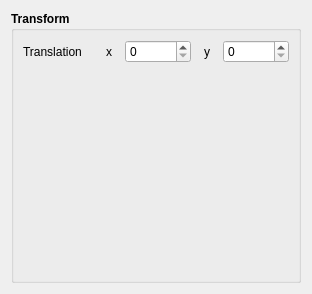
The window that DockTest/transformwidget.ui (0000duck/Qt-Engine) describes before a commit, drawn with Qt 5.
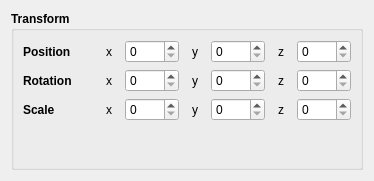
The same window after the commit.

The edit to the form file:
```diff
--- a/DockTest/transformwidget.ui
+++ b/DockTest/transformwidget.ui
@@ -6,8 +6,8 @@
    <rect>
     <x>0</x>
     <y>0</y>
-    <width>312</width>
-    <height>294</height>
+    <width>353</width>
+    <height>181</height>
    </rect>
   </property>
   <property name="windowTitle">
@@ -25,8 +25,6 @@
      <property name="title">
       <string>Transform</string>
      </property>
-     <layout class="QVBoxLayout" name="verticalLayout_3">
-      <item>
        <layout class="QVBoxLayout" name="verticalLayout">
         <item>
          <layout class="QHBoxLayout" name="horizontalLayout">
@@ -46,12 +44,12 @@
             </property>
             <property name="font">
              <font>
-              <weight>50</weight>
-              <bold>false</bold>
+            <weight>75</weight>
+            <bold>true</bold>
              </font>
             </property>
             <property name="text">
-             <string>Translation</string>
+           <string>Position</string>
             </property>
            </widget>
           </item>
@@ -137,7 +135,350 @@
             </property>
            </widget>
           </item>
-         </layout>
+        <item>
+         <widget class="QLabel" name="label_5">
+          <property name="sizePolicy">
+           <sizepolicy hsizetype="Fixed" vsizetype="Preferred">
+            <horstretch>0</horstretch>
+            <verstretch>0</verstretch>
+           </sizepolicy>
+          </property>
+          <property name="minimumSize">
+           <size>
+            <width>20</width>
+            <height>0</height>
+           </size>
+          </property>
+          <property name="font">
+           <font>
+            <weight>50</weight>
+            <bold>false</bold>
+           </font>
+          </property>
+          <property name="text">
+           <string>z</string>
+          </property>
+          <property name="alignment">
+           <set>Qt::AlignCenter</set>
+          </property>
+         </widget>
+        </item>
+        <item>
+         <widget class="QSpinBox" name="TranslationY_2">
+          <property name="font">
+           <font>
+            <weight>50</weight>
+            <bold>false</bold>
+           </font>
+          </property>
+          <property name="maximum">
+           <number>9999</number>
+          </property>
+         </widget>
+        </item>
+       </layout>
+      </item>
+      <item>
+       <layout class="QHBoxLayout" name="horizontalLayout_2">
+        <item>
+         <widget class="QLabel" name="label_6">
+          <property name="sizePolicy">
+           <sizepolicy hsizetype="Fixed" vsizetype="Preferred">
+            <horstretch>0</horstretch>
+            <verstretch>0</verstretch>
+           </sizepolicy>
+          </property>
+          <property name="minimumSize">
+           <size>
+            <width>70</width>
+            <height>0</height>
+           </size>
+          </property>
+          <property name="font">
+           <font>
+            <weight>75</weight>
+            <bold>true</bold>
+           </font>
+          </property>
+          <property name="text">
+           <string>Rotation</string>
+          </property>
+         </widget>
+        </item>
+        <item>
+         <widget class="QLabel" name="label_7">
+          <property name="sizePolicy">
+           <sizepolicy hsizetype="Fixed" vsizetype="Preferred">
+            <horstretch>0</horstretch>
+            <verstretch>0</verstretch>
+           </sizepolicy>
+          </property>
+          <property name="minimumSize">
+           <size>
+            <width>20</width>
+            <height>0</height>
+           </size>
+          </property>
+          <property name="font">
+           <font>
+            <weight>50</weight>
+            <bold>false</bold>
+           </font>
+          </property>
+          <property name="text">
+           <string>x</string>
+          </property>
+          <property name="alignment">
+           <set>Qt::AlignCenter</set>
+          </property>
+         </widget>
+        </item>
+        <item>
+         <widget class="QSpinBox" name="TranslationX_2">
+          <property name="font">
+           <font>
+            <weight>50</weight>
+            <bold>false</bold>
+           </font>
+          </property>
+          <property name="maximum">
+           <number>9999</number>
+          </property>
+         </widget>
+        </item>
+        <item>
+         <widget class="QLabel" name="label_8">
+          <property name="sizePolicy">
+           <sizepolicy hsizetype="Fixed" vsizetype="Preferred">
+            <horstretch>0</horstretch>
+            <verstretch>0</verstretch>
+           </sizepolicy>
+          </property>
+          <property name="minimumSize">
+           <size>
+            <width>20</width>
+            <height>0</height>
+           </size>
+          </property>
+          <property name="font">
+           <font>
+            <weight>50</weight>
+            <bold>false</bold>
+           </font>
+          </property>
+          <property name="text">
+           <string>y</string>
+          </property>
+          <property name="alignment">
+           <set>Qt::AlignCenter</set>
+          </property>
+         </widget>
+        </item>
+        <item>
+         <widget class="QSpinBox" name="TranslationY_3">
+          <property name="font">
+           <font>
+            <weight>50</weight>
+            <bold>false</bold>
+           </font>
+          </property>
+          <property name="maximum">
+           <number>9999</number>
+          </property>
+         </widget>
+        </item>
+        <item>
+         <widget class="QLabel" name="label_9">
+          <property name="sizePolicy">
+           <sizepolicy hsizetype="Fixed" vsizetype="Preferred">
+            <horstretch>0</horstretch>
+            <verstretch>0</verstretch>
+           </sizepolicy>
+          </property>
+          <property name="minimumSize">
+           <size>
+            <width>20</width>
+            <height>0</height>
+           </size>
+          </property>
+          <property name="font">
+           <font>
+            <weight>50</weight>
+            <bold>false</bold>
+           </font>
+          </property>
+          <property name="text">
+           <string>z</string>
+          </property>
+          <property name="alignment">
+           <set>Qt::AlignCenter</set>
+          </property>
+         </widget>
+        </item>
+        <item>
+         <widget class="QSpinBox" name="TranslationY_4">
+          <property name="font">
+           <font>
+            <weight>50</weight>
+            <bold>false</bold>
+           </font>
+          </property>
+          <property name="maximum">
+           <number>9999</number>
+          </property>
+         </widget>
+        </item>
+       </layout>
+      </item>
+      <item>
+       <layout class="QHBoxLayout" name="horizontalLayout_3">
+        <item>
+         <widget class="QLabel" name="label_10">
+          <property name="sizePolicy">
+           <sizepolicy hsizetype="Fixed" vsizetype="Preferred">
+            <horstretch>0</horstretch>
+            <verstretch>0</verstretch>
+           </sizepolicy>
+          </property>
+          <property name="minimumSize">
+           <size>
+            <width>70</width>
+            <height>0</height>
+           </size>
+          </property>
+          <property name="font">
+           <font>
+            <weight>75</weight>
+            <bold>true</bold>
+           </font>
+          </property>
+          <property name="text">
+           <string>Scale</string>
+          </property>
+         </widget>
+        </item>
+        <item>
+         <widget class="QLabel" name="label_11">
+          <property name="sizePolicy">
+           <sizepolicy hsizetype="Fixed" vsizetype="Preferred">
+            <horstretch>0</horstretch>
+            <verstretch>0</verstretch>
+           </sizepolicy>
+          </property>
+          <property name="minimumSize">
+           <size>
+            <width>20</width>
+            <height>0</height>
+           </size>
+          </property>
+          <property name="font">
+           <font>
+            <weight>50</weight>
+            <bold>false</bold>
+           </font>
+          </property>
+          <property name="text">
+           <string>x</string>
+          </property>
+          <property name="alignment">
+           <set>Qt::AlignCenter</set>
+          </property>
+         </widget>
+        </item>
+        <item>
+         <widget class="QSpinBox" name="TranslationX_3">
+          <property name="font">
+           <font>
+            <weight>50</weight>
+            <bold>false</bold>
+           </font>
+          </property>
+          <property name="maximum">
+           <number>9999</number>
+          </property>
+         </widget>
+        </item>
+        <item>
+         <widget class="QLabel" name="label_12">
+          <property name="sizePolicy">
+           <sizepolicy hsizetype="Fixed" vsizetype="Preferred">
+            <horstretch>0</horstretch>
+            <verstretch>0</verstretch>
+           </sizepolicy>
+          </property>
+          <property name="minimumSize">
+           <size>
+            <width>20</width>
+            <height>0</height>
+           </size>
+          </property>
+          <property name="font">
+           <font>
+            <weight>50</weight>
+            <bold>false</bold>
+           </font>
+          </property>
+          <property name="text">
+           <string>y</string>
+          </property>
+          <property name="alignment">
+           <set>Qt::AlignCenter</set>
+          </property>
+         </widget>
+        </item>
+        <item>
+         <widget class="QSpinBox" name="TranslationY_5">
+          <property name="font">
+           <font>
+            <weight>50</weight>
+            <bold>false</bold>
+           </font>
+          </property>
+          <property name="maximum">
+           <number>9999</number>
+          </property>
+         </widget>
+        </item>
+        <item>
+         <widget class="QLabel" name="label_13">
+          <property name="sizePolicy">
+           <sizepolicy hsizetype="Fixed" vsizetype="Preferred">
+            <horstretch>0</horstretch>
+            <verstretch>0</verstretch>
+           </sizepolicy>
+          </property>
+          <property name="minimumSize">
+           <size>
+            <width>20</width>
+            <height>0</height>
+           </size>
+          </property>
+          <property name="font">
+           <font>
+            <weight>50</weight>
+            <bold>false</bold>
+           </font>
+          </property>
+          <property name="text">
+           <string>z</string>
+          </property>
+          <property name="alignment">
+           <set>Qt::AlignCenter</set>
+          </property>
+         </widget>
+        </item>
+        <item>
+         <widget class="QSpinBox" name="TranslationY_6">
+          <property name="font">
+           <font>
+            <weight>50</weight>
+            <bold>false</bold>
+           </font>
+          </property>
+          <property name="maximum">
+           <number>9999</number>
+          </property>
+         </widget>
         </item>
        </layout>
       </item>
```
Lines whose indentation alone changed are shown as unchanged.
